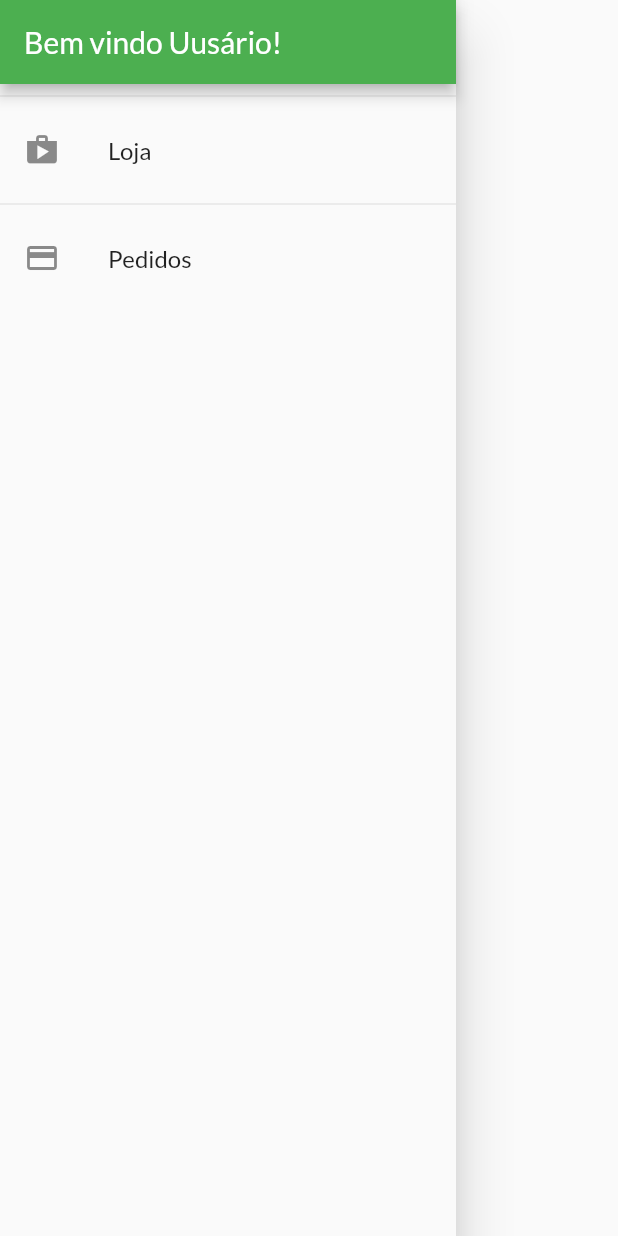
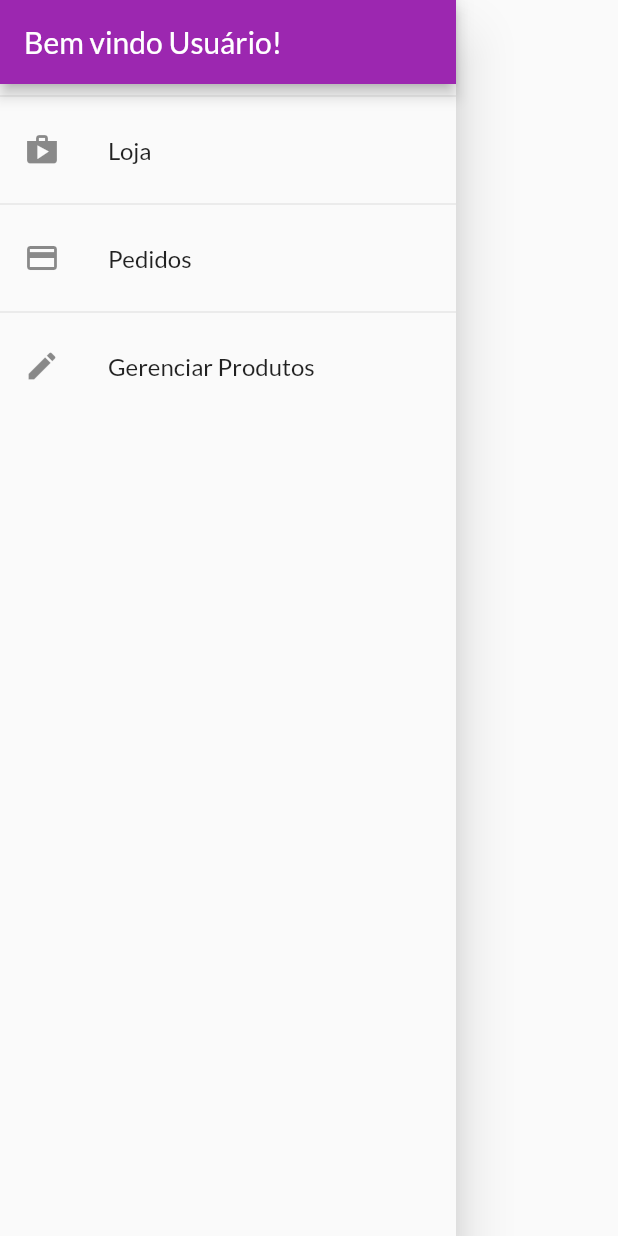
Before and after one commit to oscarbfs/Shop, a Flutter app: the AppDrawer widget shown alone on an empty page, opened directly, on a phone screen of 412 x 824 dp. Run offline on Flutter 3.47's test engine with Material 2 defaults, Android fonts, the phone set to English and light mode, and no system bars; network calls fail.

Commit message:
Componente Gerenciamento de Produto #01

```diff
--- a/lib/components/app_drawer.dart
+++ b/lib/components/app_drawer.dart
@@ -10,7 +10,7 @@ class AppDrawer extends StatelessWidget {
       child: Column(
         children: [
           AppBar(
-            title: Text('Bem vindo Uusário!'),
+            title: Text('Bem vindo Usuário!'),
             automaticallyImplyLeading: false,
           ),
           Divider(),
@@ -33,6 +33,16 @@ class AppDrawer extends StatelessWidget {
               );
             },
           ),
+          Divider(),
+          ListTile(
+            leading: Icon(Icons.edit),
+            title: Text('Gerenciar Produtos'),
+            onTap: () {
+              Navigator.of(context).pushReplacementNamed(
+                AppRoutes.PRODUCTS,
+              );
+            },
+          ),
         ],
       ),
     );
--- a/lib/components/badge.dart
+++ b/lib/components/badge.dart
@@ -39,7 +39,7 @@ class Badge extends StatelessWidget {
               ),
             ),
           ),
-        ),
+        )
       ],
     );
   }
--- a/lib/components/cart_item.dart
+++ b/lib/components/cart_item.dart
@@ -31,7 +31,7 @@ class CartItemWidget extends StatelessWidget {
         ),
       ),
       confirmDismiss: (_) {
-        return showDialog(
+        return showDialog<bool>(
           context: context,
           builder: (ctx) => AlertDialog(
             title: Text('Tem Certeza?'),
--- a/lib/components/order.dart
+++ b/lib/components/order.dart
@@ -41,7 +41,7 @@ class _OrderWidgetState extends State<OrderWidget> {
                 horizontal: 15,
                 vertical: 4,
               ),
-              height: (widget.order.products.length * 24.0) + 10,
+              height: (widget.order.products.length * 25) + 10,
               child: ListView(
                 children: widget.order.products.map(
                   (product) {
@@ -61,13 +61,13 @@ class _OrderWidgetState extends State<OrderWidget> {
                             fontSize: 18,
                             color: Colors.grey,
                           ),
-                        )
+                        ),
                       ],
                     );
                   },
                 ).toList(),
               ),
-            )
+            ),
         ],
       ),
     );
--- a/lib/components/product_grid_item.dart
+++ b/lib/components/product_grid_item.dart
@@ -45,11 +45,12 @@ class ProductGridItem extends StatelessWidget {
             icon: Icon(Icons.shopping_cart),
             color: Theme.of(context).accentColor,
             onPressed: () {
+              cart.addItem(product);
               ScaffoldMessenger.of(context).hideCurrentSnackBar();
               ScaffoldMessenger.of(context).showSnackBar(
                 SnackBar(
                   content: Text('Produto adicionado com sucesso!'),
-                  duration: Duration(seconds: 3),
+                  duration: Duration(seconds: 2),
                   action: SnackBarAction(
                     label: 'DESFAZER',
                     onPressed: () {
@@ -58,7 +59,6 @@ class ProductGridItem extends StatelessWidget {
                   ),
                 ),
               );
-              cart.addItem(product);
             },
           ),
         ),
--- a/lib/models/cart.dart
+++ b/lib/models/cart.dart
@@ -74,7 +74,6 @@ class Cart with ChangeNotifier {
         ),
       );
     }
-
     notifyListeners();
   }
 
--- a/lib/models/product_list.dart
+++ b/lib/models/product_list.dart
@@ -8,6 +8,10 @@ class ProductList with ChangeNotifier {
   List<Product> get items => [..._items];
   List<Product> get favoriteItems =>
       _items.where((prod) => prod.isFavorite).toList();
+
+  int get itemsCount {
+    return _items.length;
+  }
 
   void addProduct(Product product) {
     _items.add(product);
--- a/lib/pages/cart_page.dart
+++ b/lib/pages/cart_page.dart
@@ -71,7 +71,7 @@ class CartPage extends StatelessWidget {
               itemCount: items.length,
               itemBuilder: (ctx, i) => CartItemWidget(items[i]),
             ),
-          ),
+          )
         ],
       ),
     );
--- a/lib/utils/app_routes.dart
+++ b/lib/utils/app_routes.dart
@@ -3,4 +3,5 @@ class AppRoutes {
   static const PRODUCT_DETAIL = '/product-detail';
   static const CART = '/cart';
   static const ORDERS = '/orders';
+  static const PRODUCTS = '/products';
 }
--- a/pubspec.yaml
+++ b/pubspec.yaml
@@ -3,7 +3,7 @@ description: A new Flutter project.
 
 # The following line prevents the package from being accidentally published to
 # pub.dev using `pub publish`. This is preferred for private packages.
-publish_to: 'none' # Remove this line if you wish to publish to pub.dev
+publish_to: "none" # Remove this line if you wish to publish to pub.dev
 
 # The following defines the version and build number for your application.
 # A version number is three numbers separated by dots, like 1.2.43
@@ -23,9 +23,8 @@ environment:
 dependencies:
   flutter:
     sdk: flutter
-  provider: ^5.0.0
+  provider: ^6.0.0
   intl: ^0.17.0
-
 
   # The following adds the Cupertino Icons font to your application.
   # Use with the CupertinoIcons class for iOS style icons.
@@ -40,7 +39,6 @@ dev_dependencies:
 
 # The following section is specific to Flutter.
 flutter:
-
   # The following line ensures that the Material Icons font is
   # included with your application, so that you can use the icons in
   # the material Icons class.
```
Also changed, not shown: lib/main.dart (+5 -3 lines), lib/pages/products_page.dart (added, +26 -0 lines), pubspec.lock.
